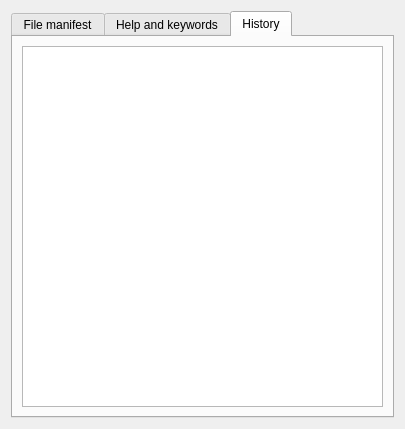
Symbian9/ldforge, file src/widgets/headeredit.ui: the form before one commit.
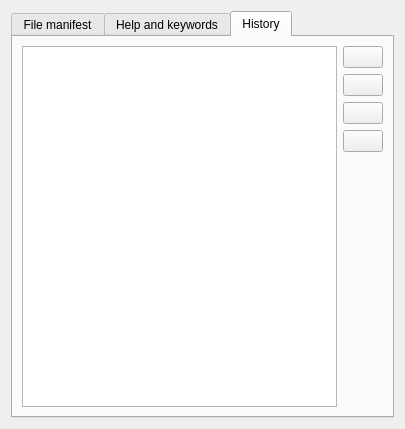
The form after the commit. The open tabs and pages were chosen to show the change. Icons and pictures are not drawn.

Commit message: Part history can now be edited

The edit to the form file:
```diff
--- a/src/widgets/headeredit.ui
+++ b/src/widgets/headeredit.ui
@@ -234,9 +234,30 @@
       <attribute name="title">
        <string>History</string>
       </attribute>
-      <layout class="QVBoxLayout" name="verticalLayout_6">
+      <layout class="QHBoxLayout" name="horizontalLayout">
        <item>
         <widget class="QTableView" name="history">
+         <property name="dragEnabled">
+          <bool>true</bool>
+         </property>
+         <property name="dragDropOverwriteMode">
+          <bool>false</bool>
+         </property>
+         <property name="dragDropMode">
+          <enum>QAbstractItemView::InternalMove</enum>
+         </property>
+         <property name="defaultDropAction">
+          <enum>Qt::MoveAction</enum>
+         </property>
+         <property name="alternatingRowColors">
+          <bool>true</bool>
+         </property>
+         <property name="selectionMode">
+          <enum>QAbstractItemView::SingleSelection</enum>
+         </property>
+         <property name="selectionBehavior">
+          <enum>QAbstractItemView::SelectRows</enum>
+         </property>
          <attribute name="horizontalHeaderStretchLastSection">
           <bool>true</bool>
          </attribute>
@@ -245,6 +266,67 @@
          </attribute>
         </widget>
        </item>
+       <item>
+        <layout class="QVBoxLayout" name="verticalLayout_6">
+         <item>
+          <widget class="QPushButton" name="historyMoveUp">
+           <property name="text">
+            <string/>
+           </property>
+           <property name="icon">
+            <iconset resource="../../ldforge.qrc">
+             <normaloff>:/icons/arrow-up.png</normaloff>:/icons/arrow-up.png</iconset>
+           </property>
+          </widget>
+         </item>
+         <item>
+          <widget class="QPushButton" name="historyNew">
+           <property name="text">
+            <string/>
+           </property>
+           <property name="icon">
+            <iconset resource="../../ldforge.qrc">
+             <normaloff>:/icons/file.png</normaloff>:/icons/file.png</iconset>
+           </property>
+          </widget>
+         </item>
+         <item>
+          <widget class="QPushButton" name="historyDelete">
+           <property name="text">
+            <string/>
+           </property>
+           <property name="icon">
+            <iconset resource="../../ldforge.qrc">
+             <normaloff>:/icons/delete.png</normaloff>:/icons/delete.png</iconset>
+           </property>
+          </widget>
+         </item>
+         <item>
+          <widget class="QPushButton" name="historyMoveDown">
+           <property name="text">
+            <string/>
+           </property>
+           <property name="icon">
+            <iconset resource="../../ldforge.qrc">
+             <normaloff>:/icons/arrow-down.png</normaloff>:/icons/arrow-down.png</iconset>
+           </property>
+          </widget>
+         </item>
+         <item>
+          <spacer name="verticalSpacer">
+           <property name="orientation">
+            <enum>Qt::Vertical</enum>
+           </property>
+           <property name="sizeHint" stdset="0">
+            <size>
+             <width>20</width>
+             <height>40</height>
+            </size>
+           </property>
+          </spacer>
+         </item>
+        </layout>
+       </item>
       </layout>
      </widget>
     </widget>
```
Left out of the diff: 7 changed lines with no effect on the pictures. The commit also changes 4 other files.
